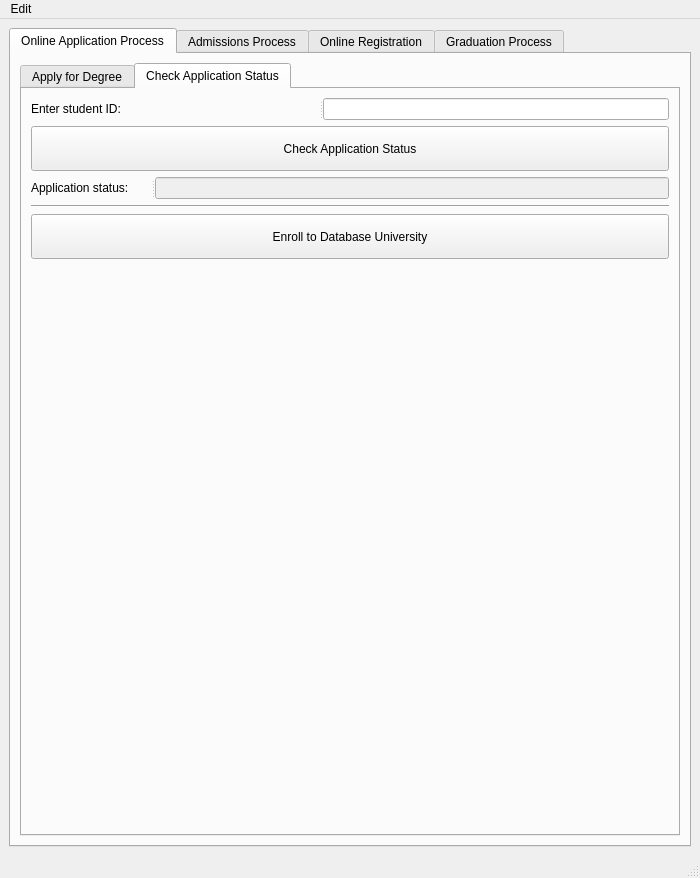
Above: starrs/ui/ui_main.ui from kiryha/CIS556 before the change. Below: the same form after it.
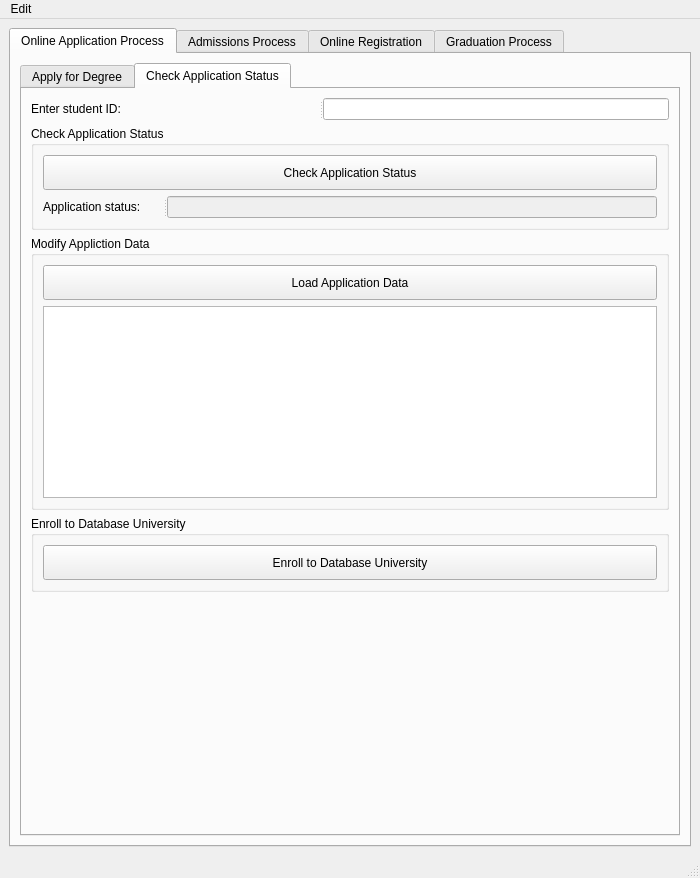
That is the form after the change. The open tabs and pages were chosen to show the change.

What changed in the file:
```diff
--- a/starrs/ui/ui_main.ui
+++ b/starrs/ui/ui_main.ui
@@ -436,11 +436,17 @@
              </widget>
             </item>
             <item>
+             <widget class="QGroupBox" name="groupBox_3">
+              <property name="title">
+               <string>Check Application Status</string>
+              </property>
+              <layout class="QVBoxLayout" name="verticalLayout_9">
+               <item>
              <widget class="QPushButton" name="btnCheckApplicationStatus">
               <property name="minimumSize">
                <size>
                 <width>0</width>
-                <height>45</height>
+                   <height>35</height>
                </size>
               </property>
               <property name="text">
@@ -471,24 +477,54 @@
               </widget>
              </widget>
             </item>
+              </layout>
+             </widget>
+            </item>
             <item>
-             <widget class="Line" name="line">
-              <property name="orientation">
-               <enum>Qt::Horizontal</enum>
+             <widget class="QGroupBox" name="groupBox_6">
+              <property name="title">
+               <string>Modify Appliction Data</string>
               </property>
-             </widget>
-            </item>
+              <layout class="QVBoxLayout" name="verticalLayout_13">
+               <item>
+                <widget class="QPushButton" name="btnLoadApplicationData">
+                 <property name="minimumSize">
+                  <size>
+                   <width>0</width>
+                   <height>35</height>
+                  </size>
+                 </property>
+                 <property name="text">
+                  <string>Load Application Data</string>
+                 </property>
+                </widget>
+               </item>
+               <item>
+                <widget class="QTableView" name="tabApplicationData"/>
+               </item>
+              </layout>
+             </widget>
+            </item>
+            <item>
+             <widget class="QGroupBox" name="groupBox_5">
+              <property name="title">
+               <string>Enroll to Database University</string>
+              </property>
+              <layout class="QVBoxLayout" name="verticalLayout_12">
             <item>
              <widget class="QPushButton" name="btnEnroll">
               <property name="minimumSize">
                <size>
                 <width>0</width>
-                <height>45</height>
+                   <height>35</height>
                </size>
               </property>
               <property name="text">
                <string>Enroll to Database University</string>
               </property>
+                </widget>
+               </item>
+              </layout>
              </widget>
             </item>
             <item>
```
Lines whose indentation alone changed are shown as unchanged.
